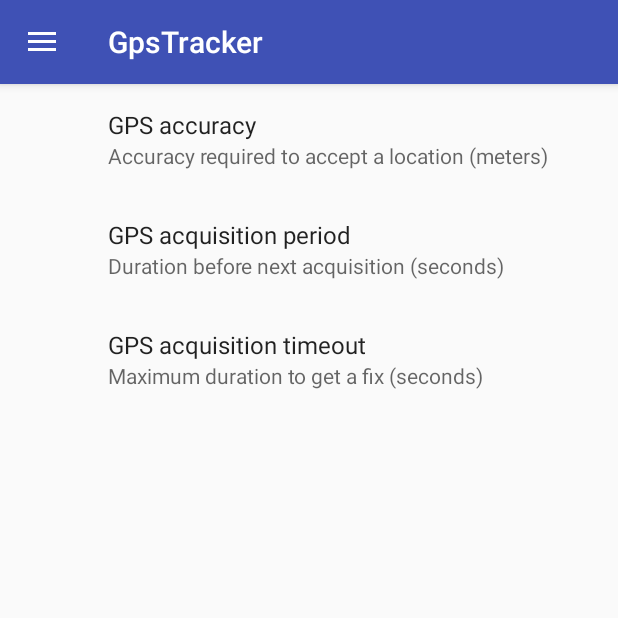
After one commit to rofferom/gpstracker-android, an Android app: the fragment FragmentPreferences placed in its activity, on a phone screen of 412 x 824 dp, the top half of it. The commit adds this screen. Run offline under Robolectric (Android 15) with nearby library versions, the phone set to English and light mode, and no system bars; our stand-ins replace androidx.preference.

Commit message:
Add a panel to configure GPS acquisition accuracy/period/timeout

```diff
--- a/app/build.gradle
+++ b/app/build.gradle
@@ -26,7 +26,9 @@ dependencies {
     })
     compile 'com.android.support:support-v4:25.1.1'
     compile 'com.android.support:appcompat-v7:25.1.1'
+    compile 'com.android.support:preference-v7:25.1.1'
+    compile 'com.android.support:preference-v14:25.1.1'
     compile 'com.android.support:design:25.1.1'
+    compile 'org.jetbrains:annotations-java5:15.0'
     testCompile 'junit:junit:4.12'
-    compile 'org.jetbrains:annotations-java5:15.0'
 }
--- /dev/null
+++ b/app/src/main/java/fr/rtwo/gpstracker/FragmentPreferences.java
@@ -0,0 +1,40 @@
+package fr.rtwo.gpstracker;
+
+import android.content.SharedPreferences;
+import android.os.Bundle;
+import android.support.v7.preference.PreferenceFragmentCompat;
+
+public class FragmentPreferences extends PreferenceFragmentCompat {
+    private Config mConfig = Config.getInstance();
+
+    private SharedPreferences.OnSharedPreferenceChangeListener mListener =
+                new SharedPreferences.OnSharedPreferenceChangeListener() {
+        @Override
+        public void onSharedPreferenceChanged(SharedPreferences sharedPreferences, String key) {
+            String value = sharedPreferences.getString(key, "");
+            mConfig.updateValue(key, value);
+        }
+    };
+
+    @Override
+    public void onCreate(Bundle savedInstanceState) {
+        super.onCreate(savedInstanceState);
+        addPreferencesFromResource(R.xml.preferences);
+    }
+
+    @Override
+    public void onCreatePreferences(Bundle bundle, String s) {
+    }
+
+    @Override
+    public void onResume() {
+        super.onResume();
+        getPreferenceScreen().getSharedPreferences().registerOnSharedPreferenceChangeListener(mListener);
+    }
+
+    @Override
+    public void onPause() {
+        super.onPause();
+        getPreferenceScreen().getSharedPreferences().unregisterOnSharedPreferenceChangeListener(mListener);
+    }
+}
--- /dev/null
+++ b/app/src/main/res/drawable/ic_settings.xml
@@ -0,0 +1,9 @@
+<vector xmlns:android="http://schemas.android.com/apk/res/android"
+        android:width="24dp"
+        android:height="24dp"
+        android:viewportWidth="24.0"
+        android:viewportHeight="24.0">
+    <path
+        android:fillColor="#FF000000"
+        android:pathData="M19.43,12.98c0.04,-0.32 0.07,-0.64 0.07,-0.98s-0.03,-0.66 -0.07,-0.98l2.11,-1.65c0.19,-0.15 0.24,-0.42 0.12,-0.64l-2,-3.46c-0.12,-0.22 -0.39,-0.3 -0.61,-0.22l-2.49,1c-0.52,-0.4 -1.08,-0.73 -1.69,-0.98l-0.38,-2.65C14.46,2.18 14.25,2 14,2h-4c-0.25,0 -0.46,0.18 -0.49,0.42l-0.38,2.65c-0.61,0.25 -1.17,0.59 -1.69,0.98l-2.49,-1c-0.23,-0.09 -0.49,0 -0.61,0.22l-2,3.46c-0.13,0.22 -0.07,0.49 0.12,0.64l2.11,1.65c-0.04,0.32 -0.07,0.65 -0.07,0.98s0.03,0.66 0.07,0.98l-2.11,1.65c-0.19,0.15 -0.24,0.42 -0.12,0.64l2,3.46c0.12,0.22 0.39,0.3 0.61,0.22l2.49,-1c0.52,0.4 1.08,0.73 1.69,0.98l0.38,2.65c0.03,0.24 0.24,0.42 0.49,0.42h4c0.25,0 0.46,-0.18 0.49,-0.42l0.38,-2.65c0.61,-0.25 1.17,-0.59 1.69,-0.98l2.49,1c0.23,0.09 0.49,0 0.61,-0.22l2,-3.46c0.12,-0.22 0.07,-0.49 -0.12,-0.64l-2.11,-1.65zM12,15.5c-1.93,0 -3.5,-1.57 -3.5,-3.5s1.57,-3.5 3.5,-3.5 3.5,1.57 3.5,3.5 -1.57,3.5 -3.5,3.5z"/>
+</vector>
--- a/app/src/main/res/menu/navigation.xml
+++ b/app/src/main/res/menu/navigation.xml
@@ -6,4 +6,9 @@
         android:id="@+id/nav_record"
         android:icon="@drawable/ic_menu_record"
         android:title="Record session"/>
+
+    <item
+        android:id="@+id/nav_preferences"
+        android:icon="@drawable/ic_settings"
+        android:title="Settings"/>
 </menu>
--- a/app/src/main/res/values/strings.xml
+++ b/app/src/main/res/values/strings.xml
@@ -18,4 +18,16 @@
 
     <string name="notifAcqServiceTitle">Acquisition in progress</string>
     <string name="notifAcqServiceMessage">%d positions</string>
+
+    <string name="pref_gps_accuracy_title">GPS accuracy</string>
+    <string name="pref_gps_accuracy_summary">Accuracy required to accept a location (meters)</string>
+
+    <string name="pref_gps_period_title">GPS acquisition period</string>
+    <string name="pref_gps_period_summary">Duration before next acquisition (seconds)</string>
+
+    <string name="pref_gps_timeout_title">GPS acquisition timeout</string>
+    <string name="pref_gps_timeout_summary">Maximum duration to get a fix (seconds)</string>
+
+    <!-- TODO: Remove or change this placeholder text -->
+    <string name="hello_blank_fragment">Hello blank fragment</string>
 </resources>
--- a/app/src/main/res/values/styles.xml
+++ b/app/src/main/res/values/styles.xml
@@ -6,6 +6,7 @@
         <item name="colorPrimary">@color/colorPrimary</item>
         <item name="colorPrimaryDark">@color/colorPrimaryDark</item>
         <item name="colorAccent">@color/colorAccent</item>
+        <item name="preferenceTheme">@style/PreferenceThemeOverlay.v14.Material</item>
     </style>
 
     <style name="AppTheme.NoActionBar">
--- /dev/null
+++ b/app/src/main/res/xml/preferences.xml
@@ -0,0 +1,23 @@
+<?xml version="1.0" encoding="utf-8"?>
+<PreferenceScreen xmlns:android="http://schemas.android.com/apk/res/android">
+    <EditTextPreference
+        android:key="pref_gps_accuracy"
+        android:inputType="number"
+        android:title="@string/pref_gps_accuracy_title"
+        android:summary="@string/pref_gps_accuracy_summary"
+        android:defaultValue="6.0" />
+
+    <EditTextPreference
+        android:key="pref_gps_period"
+        android:inputType="number"
+        android:title="@string/pref_gps_period_title"
+        android:summary="@string/pref_gps_period_summary"
+        android:defaultValue="60" />
+
+    <EditTextPreference
+        android:key="pref_gps_timeout"
+        android:inputType="number"
+        android:title="@string/pref_gps_timeout_title"
+        android:summary="@string/pref_gps_timeout_summary"
+        android:defaultValue="45" />
+</PreferenceScreen>
```
Also changed, not shown: app/src/main/java/fr/rtwo/gpstracker/Config.java (+72 -4 lines), app/src/main/java/fr/rtwo/gpstracker/MainActivity.java (+18 -0 lines), app/src/main/java/fr/rtwo/gpstracker/acquisition/AcquisitionService.java (+9 -5 lines), app/src/main/java/fr/rtwo/gpstracker/acquisition/GpsRecorder.java (+10 -3 lines).
